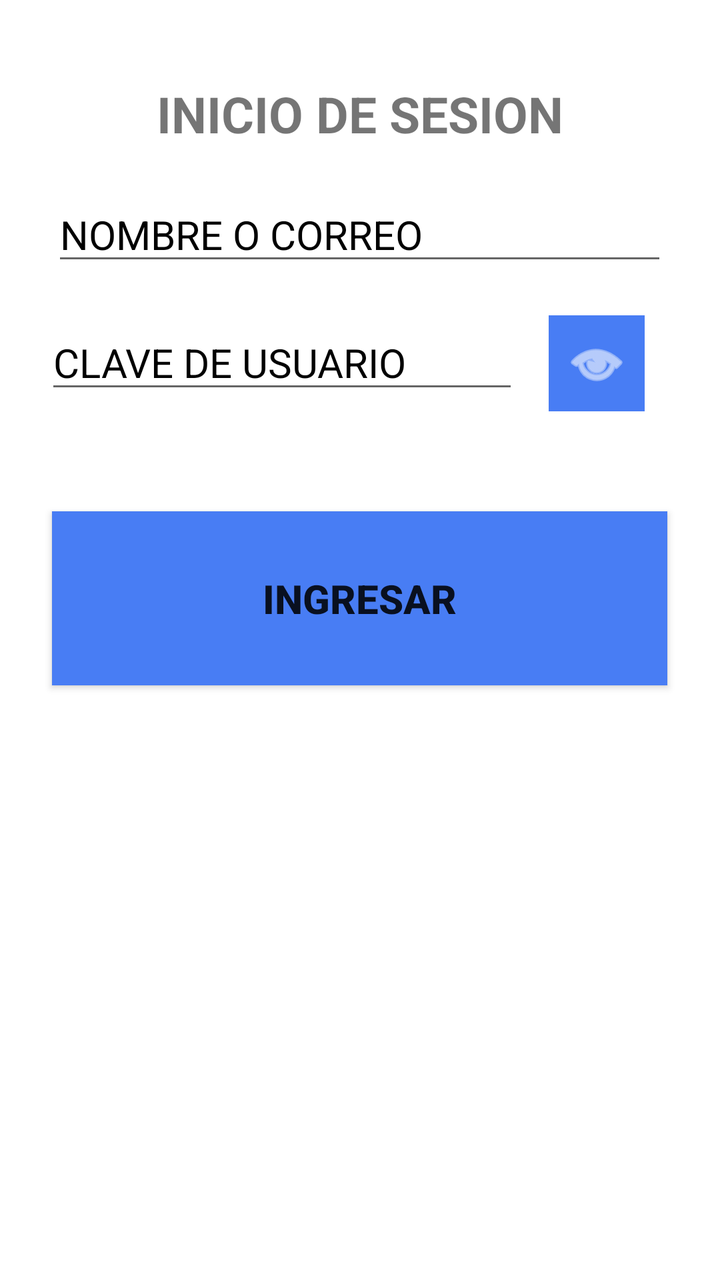
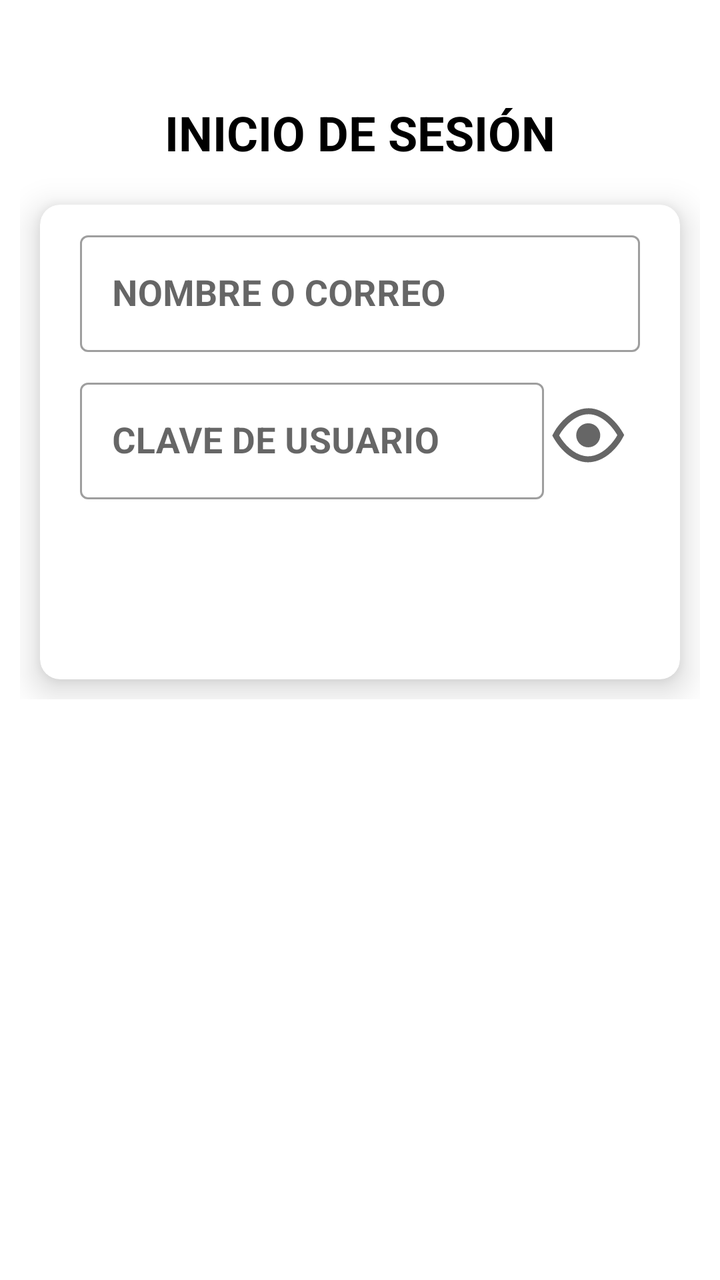

Two renders of the same Android screen: before a commit and after it. Below are the layout's source before the change and the commit's diff.
<!-- AndroidManifest.xml: application theme Theme.Login -->
<!-- res/layout/fragment_login.xml -->
<?xml version="1.0" encoding="utf-8"?>
<LinearLayout
    xmlns:android="http://schemas.android.com/apk/res/android"
    xmlns:tools="http://schemas.android.com/tools"
    android:layout_width="match_parent"
    android:layout_height="match_parent"
    android:orientation="vertical"
    tools:context=".application.mvvm.view.LoginFragment">

    <TextView
        style="@style/MyTitleActivity"
        android:layout_width="wrap_content"
        android:layout_height="wrap_content"
        android:text="@string/title_login" />

    <EditText
        style="@style/MyEditText"
        android:id="@+id/inputName"
        android:layout_width="wrap_content"
        android:layout_height="wrap_content"
        android:autofillHints="username"
        android:hint="@string/check_user"
        android:inputType="text"/>

    <LinearLayout
        android:orientation="horizontal"
        android:layout_width="wrap_content"
        android:layout_height="wrap_content"
        android:layout_marginTop="@dimen/short2_dp"
        android:layout_marginBottom="@dimen/short2_dp"
        android:layout_gravity="center">
        <EditText
            android:id="@+id/inputPassword"
            android:layout_width="wrap_content"
            android:layout_height="wrap_content"
            android:autofillHints="password"
            android:hint="@string/password_user"
            android:inputType="textPassword"
            android:textSize="20sp"
            android:textAlignment="textStart"
            android:textStyle="normal"
            android:textColorHint="?attr/colorOnSecondary"
            android:layout_gravity="start"
            android:ems="10"
            android:maxLength="28"/>
        <ImageButton
            android:id="@+id/btnSeePassword"
            style="@style/MyImageButton"
            android:layout_width="@dimen/short3_dp"
            android:layout_height="@dimen/short3_dp"
            android:layout_gravity="end"
            android:contentDescription="@string/see_password"
            android:src="@android:drawable/ic_menu_view"/>
    </LinearLayout>

    <Button
        style="@style/MyButton"
        android:id="@+id/btnLogin"
        android:layout_width="wrap_content"
        android:layout_height="wrap_content"
        android:text="@string/login"/>

</LinearLayout>
<!-- resources referenced by this layout -->
<resources>
  <dimen name="short2_dp">10dp</dimen>
  <dimen name="short3_dp">48dp</dimen>
  <string name="check_user">NOMBRE O CORREO</string>
  <string name="login">INGRESAR</string>
  <string name="password_user">CLAVE DE USUARIO</string>
  <string name="see_password">VER CLAVE</string>
  <string name="title_login">INICIO DE SESION</string>
  <style name="MyButton" parent="Widget.AppCompat.Button">
          <item name="android:textSize">20sp</item>
          <item name="android:textAlignment">center</item>
          <item name="android:textStyle">bold</item>
          <item name="android:layout_gravity">center</item>
          <item name="android:layout_marginTop">10dp</item>
          <item name="android:layout_marginBottom">10dp</item>
          <item name="android:ems">13</item>
          <item name="android:paddingTop">30dp</item>
          <item name="android:paddingBottom">30dp</item>
          <item name="android:background">?attr/colorPrimary</item>
      </style>
  <style name="MyEditText" parent="Widget.AppCompat.EditText">
          <item name="android:textSize">20sp</item>
          <item name="android:textAlignment">textStart</item>
          <item name="android:textStyle">normal</item>
          <item name="android:textColorHint">?attr/colorOnSecondary</item>
          <item name="android:layout_gravity">center</item>
          <item name="android:layout_marginTop">10dp</item>
          <item name="android:layout_marginBottom">10dp</item>
          <item name="android:ems">13</item>
          <item name="android:maxLength">28</item>
      </style>
  <style name="MyImageButton" parent="Widget.AppCompat.ImageButton">
          <item name="android:layout_weight">1</item>
          <item name="android:layout_margin">15dp</item>
          <item name="android:tint">?attr/colorOnPrimary</item>
          <item name="android:background">?attr/colorPrimary</item>
      </style>
  <style name="MyTitleActivity" parent="Widget.AppCompat.TextView">
          <item name="android:textSize">25sp</item>
          <item name="android:textAlignment">center</item>
          <item name="android:textStyle">bold</item>
          <item name="android:layout_gravity">center</item>
          <item name="android:layout_marginTop">40dp</item>
          <item name="android:layout_marginBottom">10dp</item>
      </style>
  <color name="colorPrimaryLight">#487DF4</color>
  <color name="colorOnPrimaryLight">#FFFFFF</color>
  <color name="colorSecondaryLight">#487DF4</color>
  <color name="colorOnSecondaryLight">#000000</color>
  <color name="colorOnBackgroundLight">#FFFFFF</color>
  <!-- unchanged entries left out for length: 1 -->
</resources>

<!-- the commit's change to res/layout/fragment_login.xml (unified diff, before → after) -->
@@ -1,63 +1,100 @@
 <?xml version="1.0" encoding="utf-8"?>
-<LinearLayout
+<ScrollView
     xmlns:android="http://schemas.android.com/apk/res/android"
+    xmlns:app="http://schemas.android.com/apk/res-auto"
     xmlns:tools="http://schemas.android.com/tools"
     android:layout_width="match_parent"
     android:layout_height="match_parent"
-    android:orientation="vertical"
+    android:padding="@dimen/short1_dp"
     tools:context=".application.mvvm.view.LoginFragment">
 
-    <TextView
-        style="@style/MyTitleActivity"
-        android:layout_width="wrap_content"
+    <LinearLayout
+        android:layout_width="match_parent"
         android:layout_height="wrap_content"
-        android:text="@string/title_login" />
+        android:orientation="vertical">
 
-    <EditText
-        style="@style/MyEditText"
-        android:id="@+id/inputName"
-        android:layout_width="wrap_content"
-        android:layout_height="wrap_content"
-        android:autofillHints="username"
-        android:hint="@string/check_user"
-        android:inputType="text"/>
-
-    <LinearLayout
-        android:orientation="horizontal"
-        android:layout_width="wrap_content"
-        android:layout_height="wrap_content"
-        android:layout_marginTop="@dimen/short2_dp"
-        android:layout_marginBottom="@dimen/short2_dp"
-        android:layout_gravity="center">
-        <EditText
-            android:id="@+id/inputPassword"
+        
+        <TextView
+            style="@style/MyTitleActivity"
             android:layout_width="wrap_content"
             android:layout_height="wrap_content"
-            android:autofillHints="password"
-            android:hint="@string/password_user"
-            android:inputType="textPassword"
-            android:textSize="20sp"
-            android:textAlignment="textStart"
-            android:textStyle="normal"
-            android:textColorHint="?attr/colorOnSecondary"
-            android:layout_gravity="start"
-            android:ems="10"
-            android:maxLength="28"/>
-        <ImageButton
-            android:id="@+id/btnSeePassword"
-            style="@style/MyImageButton"
-            android:layout_width="@dimen/short3_dp"
-            android:layout_height="@dimen/short3_dp"
-            android:layout_gravity="end"
-            android:contentDescription="@string/see_password"
-            android:src="@android:drawable/ic_menu_view"/>
+            android:text="@string/title_login" />
+
+        
+        <com.google.android.material.card.MaterialCardView
+            android:layout_width="match_parent"
+            android:layout_height="wrap_content"
+            app:cardCornerRadius="@dimen/short1_dp"
+            app:cardElevation="@dimen/short1_dp"
+            app:cardBackgroundColor="?attr/colorSurface"
+            android:layout_margin="@dimen/short1_dp">
+
+            <LinearLayout
+                android:orientation="vertical"
+                android:padding="@dimen/short1_dp"
+                android:layout_width="match_parent"
+                android:layout_height="wrap_content">
+
+                <com.google.android.material.textfield.TextInputLayout
+                    style="@style/Widget.MaterialComponents.TextInputLayout.OutlinedBox"
+                    android:layout_width="match_parent"
+                    android:layout_height="wrap_content"
+                    android:layout_gravity="center"
+                    android:layout_marginHorizontal="@dimen/short1_dp"
+                    android:layout_marginBottom="@dimen/short1_dp"
+                    app:hintEnabled="true">
+
+                    <com.google.android.material.textfield.TextInputEditText
+                        style="@style/MyEditText"
+                        android:id="@+id/inputName"
+                        android:layout_width="match_parent"
+                        android:layout_height="wrap_content"
+                        android:autofillHints="username"
+                        android:hint="@string/check_user"
+                        android:inputType="text"/>
+                </com.google.android.material.textfield.TextInputLayout>
+
+                <LinearLayout
+                    android:orientation="horizontal"
+                    android:layout_width="match_parent"
+                    android:layout_height="wrap_content"
+                    android:layout_marginHorizontal="@dimen/short1_dp"
+                    android:layout_marginBottom="@dimen/short1_dp"
+                    android:layout_gravity="center">
+                    <com.google.android.material.textfield.TextInputLayout
+                        style="@style/Widget.MaterialComponents.TextInputLayout.OutlinedBox"
+                        android:layout_width="0dp"
+                        android:layout_height="wrap_content"
+                        android:layout_weight="1">
+
+                        <com.google.android.material.textfield.TextInputEditText
+                            style="@style/MyEditText"
+                            android:id="@+id/inputPassword"
+                            android:layout_width="match_parent"
+                            android:layout_height="wrap_content"
+                            android:autofillHints="password"
+                            android:hint="@string/password_user"
+                            android:inputType="textPassword"/>
+                    </com.google.android.material.textfield.TextInputLayout>
+
+                    <ImageButton
+                        style="@style/MyImageButton"
+                        android:id="@+id/btnSeePassword"
+                        android:layout_width="@dimen/short2_dp"
+                        android:layout_height="@dimen/short2_dp"
+                        android:contentDescription="@string/see_password"
+                        android:src="@drawable/show_password"/>
+                </LinearLayout>
+
+                
+                <Button
+                    style="@style/MyButton"
+                    android:id="@+id/btnLogin"
+                    android:layout_width="match_parent"
+                    android:layout_height="@dimen/short3_dp"
+                    android:layout_marginHorizontal="@dimen/short1_dp"
+                    android:text="@string/login"/>
+            </LinearLayout>
+        </com.google.android.material.card.MaterialCardView>
     </LinearLayout>
-
-    <Button
-        style="@style/MyButton"
-        android:id="@+id/btnLogin"
-        android:layout_width="wrap_content"
-        android:layout_height="wrap_content"
-        android:text="@string/login"/>
-
-</LinearLayout>
+</ScrollView>
<!-- resource entries referenced after the edit -->
@@ -1,52 +1,61 @@
 <!-- resources referenced by this layout -->
 <resources>
-  <dimen name="short2_dp">10dp</dimen>
-  <dimen name="short3_dp">48dp</dimen>
+  <dimen name="short1_dp">10dp</dimen>
+  <dimen name="short2_dp">48dp</dimen>
+  <dimen name="short3_dp">70dp</dimen>
+  <!-- drawable show_password (drawable-mdpi) -->
+  <vector xmlns:android="http://schemas.android.com/apk/res/android"
+      android:width="48dp"
+      android:height="48dp"
+      android:viewportWidth="64"
+      android:viewportHeight="64">
+    <path
+        android:fillColor="?attr/colorControlNormal"
+        android:pathData="M32.513,13.926c10.574,0.15 19.249,9.657 23.594,17.837c0,0 -1.529,3.129 -2.963,5.132c-0.694,0.969 -1.424,1.913 -2.191,2.826c-0.547,0.65 -1.112,1.283 -1.698,1.898c-5.237,5.5 -12.758,9.603 -20.7,8.01c-8.823,-1.77 -16.02,-9.33 -20.346,-17.461c0,0 1.536,-3.132 2.978,-5.132c0.646,-0.897 1.324,-1.77 2.034,-2.617c0.544,-0.649 1.108,-1.282 1.691,-1.897c4.627,-4.876 10.564,-8.63 17.601,-8.596ZM32.476,17.926c-5.89,-0.022 -10.788,3.267 -14.663,7.35c-0.527,0.555 -1.035,1.127 -1.527,1.713c-0.647,0.772 -1.265,1.569 -1.854,2.386c-0.589,0.816 -1.193,1.846 -1.672,2.721c3.814,6.409 9.539,12.198 16.582,13.611c6.563,1.317 12.688,-2.301 17.016,-6.846c0.529,-0.555 1.04,-1.128 1.534,-1.715c0.7,-0.833 1.366,-1.694 1.999,-2.579c0.586,-0.819 1.189,-1.851 1.667,-2.727c-3.958,-6.625 -10.73,-13.784 -19.082,-13.914Z"/>
+    <path
+        android:fillColor="?attr/colorControlNormal"
+        android:pathData="M32.158,23.948c4.425,0 8.018,3.593 8.018,8.017c0,4.425 -3.593,8.017 -8.018,8.017c-4.424,0 -8.017,-3.592 -8.017,-8.017c0,-4.424 3.593,-8.017 8.017,-8.017ZM32.158,27.957c2.213,0 4.009,1.796 4.009,4.008c0,2.213 -1.796,4.009 -4.009,4.009c-2.212,0 -4.008,-1.796 -4.008,-4.009c0,-2.212 1.796,-4.008 4.008,-4.008Z"/>
+  </vector>
   <string name="check_user">NOMBRE O CORREO</string>
   <string name="login">INGRESAR</string>
   <string name="password_user">CLAVE DE USUARIO</string>
   <string name="see_password">VER CLAVE</string>
-  <string name="title_login">INICIO DE SESION</string>
-  <style name="MyButton" parent="Widget.AppCompat.Button">
-          <item name="android:textSize">20sp</item>
+  <string name="title_login">INICIO DE SESIÓN</string>
+  <style name="MyButton" parent="Widget.MaterialComponents.Button">
+          <item name="android:textSize">18sp</item>
           <item name="android:textAlignment">center</item>
           <item name="android:textStyle">bold</item>
           <item name="android:layout_gravity">center</item>
-          <item name="android:layout_marginTop">10dp</item>
-          <item name="android:layout_marginBottom">10dp</item>
-          <item name="android:ems">13</item>
-          <item name="android:paddingTop">30dp</item>
-          <item name="android:paddingBottom">30dp</item>
-          <item name="android:background">?attr/colorPrimary</item>
+          <item name="android:maxWidth">320dp</item>
+          <item name="iconTint">@null</item>
+          <item name="backgroundTint">?attr/colorPrimary</item>
+          <item name="iconGravity">textStart</item>
       </style>
-  <style name="MyEditText" parent="Widget.AppCompat.EditText">
-          <item name="android:textSize">20sp</item>
+  <style name="MyEditText" parent="Widget.MaterialComponents.TextInputEditText.OutlinedBox">
+          <item name="android:textSize">18sp</item>
           <item name="android:textAlignment">textStart</item>
-          <item name="android:textStyle">normal</item>
+          <item name="android:textStyle">bold</item>
           <item name="android:textColorHint">?attr/colorOnSecondary</item>
           <item name="android:layout_gravity">center</item>
-          <item name="android:layout_marginTop">10dp</item>
-          <item name="android:layout_marginBottom">10dp</item>
-          <item name="android:ems">13</item>
           <item name="android:maxLength">28</item>
       </style>
-  <style name="MyImageButton" parent="Widget.AppCompat.ImageButton">
-          <item name="android:layout_weight">1</item>
-          <item name="android:layout_margin">15dp</item>
-          <item name="android:tint">?attr/colorOnPrimary</item>
-          <item name="android:background">?attr/colorPrimary</item>
+  <style name="MyImageButton" parent="Widget.MaterialComponents.Button.OutlinedButton.Icon">
+          <item name="iconTint">?attr/colorOnPrimary</item>
+          <item name="backgroundTint">?attr/colorPrimary</item>
+          <item name="android:layout_gravity">center</item>
       </style>
-  <style name="MyTitleActivity" parent="Widget.AppCompat.TextView">
-          <item name="android:textSize">25sp</item>
+  <style name="MyTitleActivity" parent="TextAppearance.MaterialComponents.Headline5">
+          <item name="android:textSize">24sp</item>
           <item name="android:textAlignment">center</item>
           <item name="android:textStyle">bold</item>
           <item name="android:layout_gravity">center</item>
           <item name="android:layout_marginTop">40dp</item>
           <item name="android:layout_marginBottom">10dp</item>
+          <item name="android:textColor">?attr/colorOnSurface</item>
       </style>
-  <color name="colorPrimaryLight">#487DF4</color>
+  <color name="colorPrimaryLight">#1A73E8</color>
   <color name="colorOnPrimaryLight">#FFFFFF</color>
-  <color name="colorSecondaryLight">#487DF4</color>
+  <color name="colorSecondaryLight">#1A73E8</color>
   <color name="colorOnSecondaryLight">#000000</color>
   <color name="colorOnBackgroundLight">#FFFFFF</color>
   <!-- unchanged entries left out for length: 1 -->
